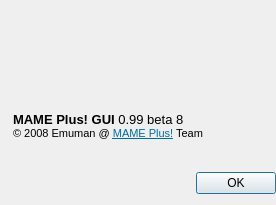
svn2github/mameplus, file trunk/qtui/about.ui: the form before one commit.
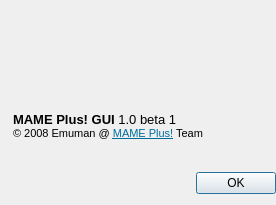
The form after the commit. Icons and pictures are not drawn.

```diff
--- a/trunk/qtui/about.ui
+++ b/trunk/qtui/about.ui
@@ -49,7 +49,7 @@
 &lt;html>&lt;head>&lt;meta name="qrichtext" content="1" />&lt;style type="text/css">
 p, li { white-space: pre-wrap; }
 &lt;/style>&lt;/head>&lt;body style=" font-family:'MS Shell Dlg 2'; font-size:8.25pt; font-weight:400; font-style:normal;">
-&lt;p style=" margin-top:0px; margin-bottom:0px; margin-left:0px; margin-right:0px; -qt-block-indent:0; text-indent:0px; font-size:8pt;">&lt;span style=" font-size:10pt; font-weight:600;">MAME Plus! GUI &lt;/span>&lt;span style=" font-size:10pt;">0.99 beta 8&lt;/span>&lt;/p>
+&lt;p style=" margin-top:0px; margin-bottom:0px; margin-left:0px; margin-right:0px; -qt-block-indent:0; text-indent:0px; font-size:8pt;">&lt;span style=" font-size:10pt; font-weight:600;">MAME Plus! GUI &lt;/span>&lt;span style=" font-size:10pt;">1.0 beta 1&lt;/span>&lt;/p>
 &lt;p style=" margin-top:0px; margin-bottom:0px; margin-left:0px; margin-right:0px; -qt-block-indent:0; text-indent:0px; font-size:8pt;">© 2008 Emuman @ &lt;a href="http://mameicons.free.fr/mame32p/">&lt;span style=" text-decoration: underline; color:#006d9f;">MAME Plus!&lt;/span>&lt;/a> Team&lt;/p>&lt;/body>&lt;/html></string>
        </property>
        <property name="scaledContents" >
```
